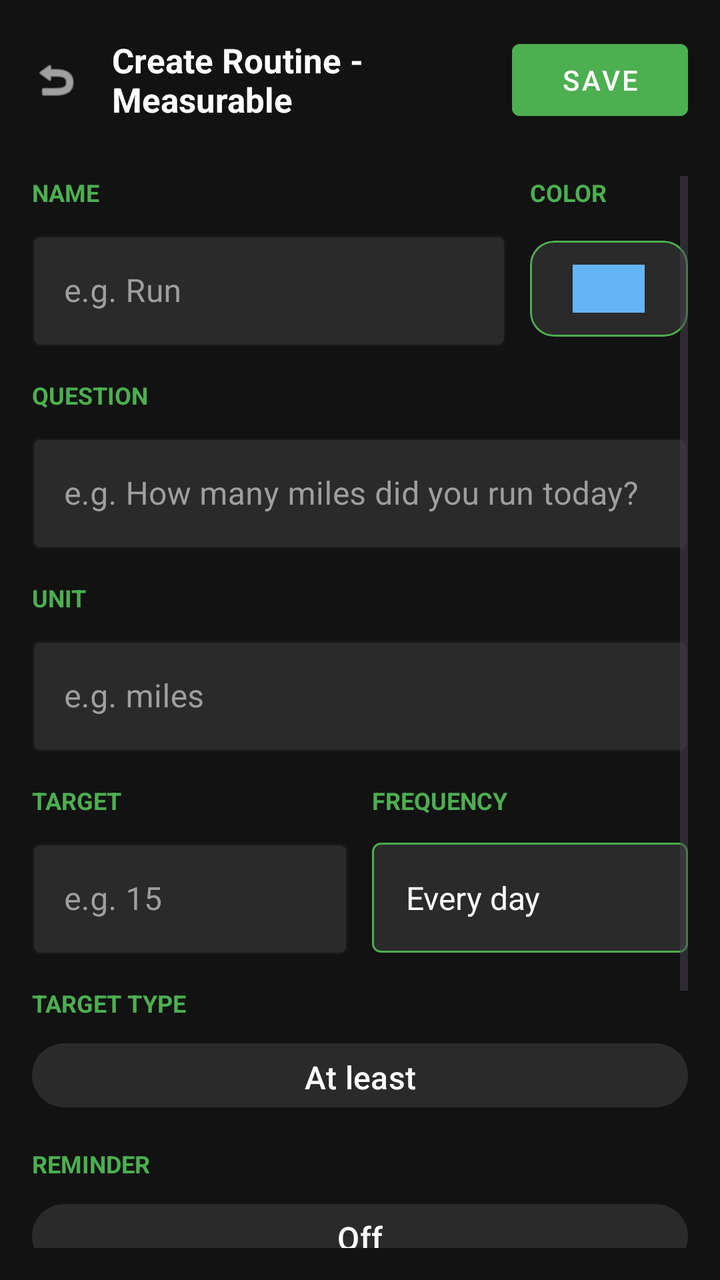
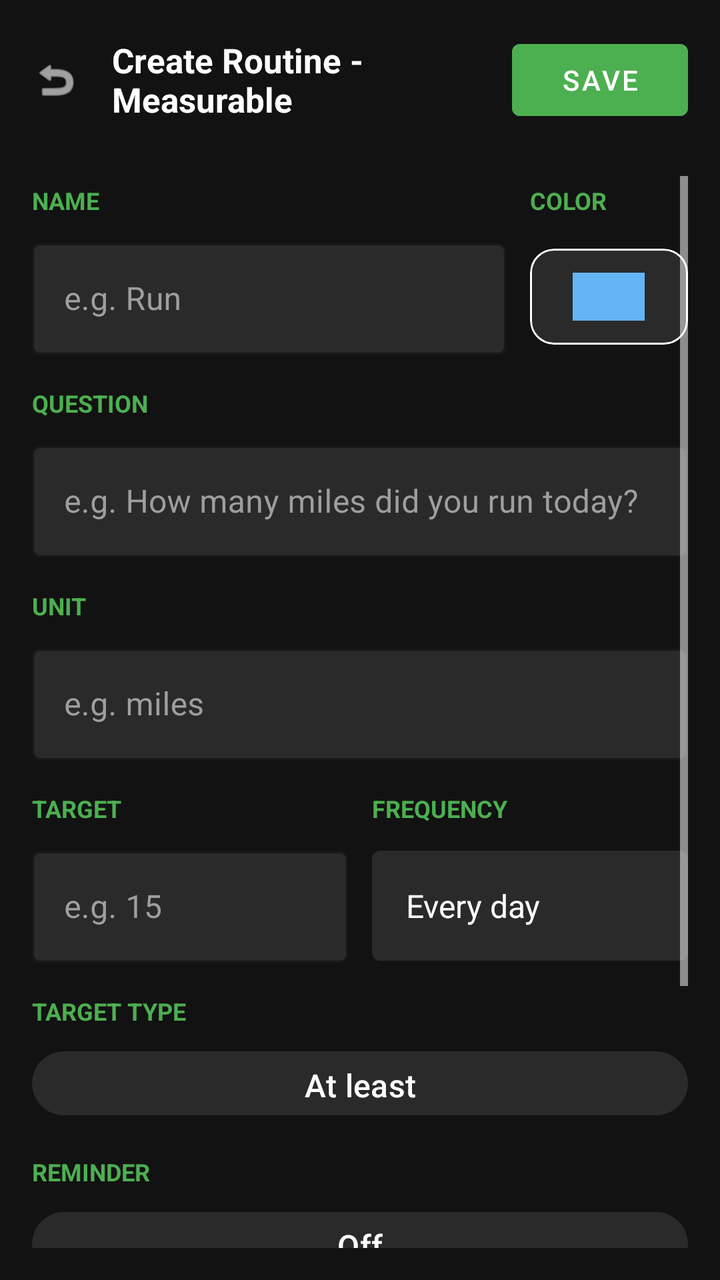

Compare the two renders of this Android layout. The source of the first and the diff that turns it into the second are given below.
<!-- AndroidManifest.xml: application theme Theme.PBD3FinalCapstone -->
<!-- res/layout/activity_create_measurable.xml -->
<?xml version="1.0" encoding="utf-8"?>
<LinearLayout xmlns:android="http://schemas.android.com/apk/res/android"
    xmlns:app="http://schemas.android.com/apk/res-auto"
    android:layout_width="match_parent"
    android:layout_height="match_parent"
    android:background="#121212"
    android:orientation="vertical"
    android:padding="16dp">

    <LinearLayout
        android:layout_width="match_parent"
        android:layout_height="wrap_content"
        android:gravity="center_vertical"
        android:layout_marginBottom="24dp"
        android:orientation="horizontal">

        <ImageView
            android:id="@+id/btnBack"
            android:layout_width="24dp"
            android:layout_height="24dp"
            android:src="@android:drawable/ic_menu_revert"
            android:contentDescription="Back"
            app:tint="#FFFFFF" />

        <TextView
            android:layout_width="0dp"
            android:layout_height="wrap_content"
            android:layout_marginStart="16dp"
            android:layout_weight="1"
            android:text="Create Routine - Measurable"
            android:textColor="#FFFFFF"
            android:textSize="17sp"
            android:textStyle="bold" />

        <com.google.android.material.button.MaterialButton
            android:id="@+id/btnSave"
            style="@style/Widget.MaterialComponents.Button"
            android:layout_width="wrap_content"
            android:layout_height="wrap_content"
            android:backgroundTint="#4CAF50"
            android:text="SAVE"
            android:textColor="#FFFFFF" />
    </LinearLayout>

    <ScrollView
        android:layout_width="match_parent"
        android:layout_height="match_parent">

        <LinearLayout
            android:layout_width="match_parent"
            android:layout_height="wrap_content"
            android:orientation="vertical">

            
            <LinearLayout
                android:layout_width="match_parent"
                android:layout_height="wrap_content"
                android:layout_marginBottom="16dp"
                android:baselineAligned="false"
                android:orientation="horizontal">

                <LinearLayout
                    android:layout_width="0dp"
                    android:layout_height="wrap_content"
                    android:layout_marginEnd="12dp"
                    android:layout_weight="3"
                    android:orientation="vertical">

                    <TextView
                        android:layout_width="wrap_content"
                        android:layout_height="wrap_content"
                        android:layout_marginBottom="8dp"
                        android:text="NAME"
                        android:textColor="#4CAF50"
                        android:textSize="12sp"
                        android:textStyle="bold" />

                    <com.google.android.material.textfield.TextInputLayout
                        style="@style/Widget.MaterialComponents.TextInputLayout.OutlinedBox"
                        android:layout_width="match_parent"
                        android:layout_height="wrap_content"
                        app:boxStrokeColor="#4CAF50"
                        app:hintTextColor="#FFFFFF"
                        android:textColorHint="#9E9E9E"
                        app:boxBackgroundColor="#2A2A2A">

                        <com.google.android.material.textfield.TextInputEditText
                            android:id="@+id/inputName"
                            android:layout_width="match_parent"
                            android:layout_height="wrap_content"
                            android:hint="e.g. Run"
                            android:textColor="#FFFFFF"
                            android:textColorHint="#FFFFFF" />
                    </com.google.android.material.textfield.TextInputLayout>
                </LinearLayout>

                
                <LinearLayout
                    android:layout_width="0dp"
                    android:layout_height="wrap_content"
                    android:layout_weight="1"
                    android:orientation="vertical">

                    <TextView
                        android:layout_width="wrap_content"
                        android:layout_height="wrap_content"
                        android:layout_marginBottom="8dp"
                        android:text="COLOR"
                        android:textColor="#4CAF50"
                        android:textSize="12sp"
                        android:textStyle="bold" />

                    <com.google.android.material.card.MaterialCardView
                        android:layout_width="match_parent"
                        android:layout_height="wrap_content"
                        app:cardBackgroundColor="#2A2A2A"
                        app:cardElevation="0dp"
                        app:strokeColor="#4CAF50"
                        app:strokeWidth="1dp"
                        android:layout_marginTop="8dp">

                        <LinearLayout
                            android:layout_width="match_parent"
                            android:layout_height="wrap_content"
                            android:gravity="center"
                            android:orientation="vertical"
                            android:padding="12dp">

                            <View
                                android:id="@+id/colorPreview"
                                android:layout_width="36dp"
                                android:layout_height="24dp"
                                android:background="#64B5F6" />
                        </LinearLayout>
                    </com.google.android.material.card.MaterialCardView>
                </LinearLayout>
            </LinearLayout>

            
            <LinearLayout
                android:layout_width="match_parent"
                android:layout_height="wrap_content"
                android:layout_marginBottom="16dp"
                android:orientation="vertical">

                <TextView
                    android:layout_width="wrap_content"
                    android:layout_height="wrap_content"
                    android:layout_marginBottom="8dp"
                    android:text="QUESTION"
                    android:textColor="#4CAF50"
                    android:textSize="12sp"
                    android:textStyle="bold" />

                <com.google.android.material.textfield.TextInputLayout
                    style="@style/Widget.MaterialComponents.TextInputLayout.OutlinedBox"
                    android:layout_width="match_parent"
                    android:layout_height="wrap_content"
                    app:boxStrokeColor="#4CAF50"
                    android:textColorHint="#9E9E9E"
                    app:boxBackgroundColor="#2A2A2A">

                    <com.google.android.material.textfield.TextInputEditText
                        android:id="@+id/inputQuestion"
                        android:layout_width="match_parent"
                        android:layout_height="wrap_content"
                        android:hint="e.g. How many miles did you run today?"
                        android:textColor="#FFFFFF"
                        android:textColorHint="#FFFFFF" />
                </com.google.android.material.textfield.TextInputLayout>
            </LinearLayout>

            
            <LinearLayout
                android:layout_width="match_parent"
                android:layout_height="wrap_content"
                android:layout_marginBottom="16dp"
                android:orientation="vertical">

                <TextView
                    android:layout_width="wrap_content"
                    android:layout_height="wrap_content"
                    android:layout_marginBottom="8dp"
                    android:text="UNIT"
                    android:textColor="#4CAF50"
                    android:textSize="12sp"
                    android:textStyle="bold" />

                <com.google.android.material.textfield.TextInputLayout
                    style="@style/Widget.MaterialComponents.TextInputLayout.OutlinedBox"
                    android:layout_width="match_parent"
                    android:layout_height="wrap_content"
                    app:boxStrokeColor="#4CAF50"
                    android:textColorHint="#9E9E9E"
                    app:boxBackgroundColor="#2A2A2A">

                    <com.google.android.material.textfield.TextInputEditText
                        android:id="@+id/inputUnit"
                        android:layout_width="match_parent"
                        android:layout_height="wrap_content"
                        android:hint="e.g. miles"
                        android:textColor="#FFFFFF"
                        android:textColorHint="#9E9E9E" />
                </com.google.android.material.textfield.TextInputLayout>
            </LinearLayout>

            
            <LinearLayout
                android:layout_width="match_parent"
                android:layout_height="wrap_content"
                android:layout_marginBottom="16dp"
                android:orientation="horizontal">

                
                <LinearLayout
                    android:layout_width="0dp"
                    android:layout_height="wrap_content"
                    android:layout_marginEnd="12dp"
                    android:layout_weight="1"
                    android:orientation="vertical">

                    <TextView
                        android:layout_width="wrap_content"
                        android:layout_height="wrap_content"
                        android:layout_marginBottom="8dp"
                        android:text="TARGET"
                        android:textColor="#4CAF50"
                        android:textSize="12sp"
                        android:textStyle="bold" />

                    <com.google.android.material.textfield.TextInputLayout
                        style="@style/Widget.MaterialComponents.TextInputLayout.OutlinedBox"
                        android:layout_width="match_parent"
                        android:layout_height="wrap_content"
                        app:boxStrokeColor="#4CAF50"
                        android:textColorHint="#9E9E9E"
                        app:boxBackgroundColor="#2A2A2A">

                        <com.google.android.material.textfield.TextInputEditText
                            android:id="@+id/inputTarget"
                            android:layout_width="match_parent"
                            android:layout_height="wrap_content"
                            android:hint="e.g. 15"
                            android:inputType="number"
                            android:textColor="#FFFFFF"
                            android:textColorHint="#9E9E9E"
                            android:paddingStart="17dp"
                            android:paddingEnd="8dp"/>
                    </com.google.android.material.textfield.TextInputLayout>
                </LinearLayout>

                
                <LinearLayout
                    android:layout_width="0dp"
                    android:layout_height="wrap_content"
                    android:layout_weight="1"
                    android:orientation="vertical">

                    <TextView
                        android:layout_width="wrap_content"
                        android:layout_height="wrap_content"
                        android:layout_marginBottom="8dp"
                        android:text="FREQUENCY"
                        android:textColor="#4CAF50"
                        android:textSize="12sp"
                        android:textStyle="bold" />

                    <com.google.android.material.textfield.TextInputLayout
                        style="@style/Widget.MaterialComponents.TextInputLayout.OutlinedBox"
                        android:layout_width="match_parent"
                        android:layout_height="wrap_content"
                        app:boxStrokeColor="#4CAF50"
                        android:textColorHint="#9E9E9E"
                        app:boxBackgroundColor="#2A2A2A">

                        <TextView
                            android:id="@+id/btnFrequency"
                            android:layout_width="match_parent"
                            android:layout_height="55dp"
                            android:layout_marginTop="5dp"
                            android:background="@drawable/border_box"
                            android:gravity="center_vertical"
                            android:paddingStart="17dp"
                            android:paddingEnd="8dp"
                            android:text="Every day"
                            android:textColor="#FFFFFF"
                            android:textSize="16sp" />
                    </com.google.android.material.textfield.TextInputLayout>
                </LinearLayout>
            </LinearLayout>

            
            <LinearLayout
                android:layout_width="match_parent"
                android:layout_height="wrap_content"
                android:layout_marginBottom="16dp"
                android:orientation="vertical">

                <TextView
                    android:layout_width="wrap_content"
                    android:layout_height="wrap_content"
                    android:layout_marginBottom="8dp"
                    android:text="TARGET TYPE"
                    android:textColor="#4CAF50"
                    android:textSize="12sp"
                    android:textStyle="bold" />

                <com.google.android.material.textfield.TextInputLayout
                    style="@style/Widget.MaterialComponents.TextInputLayout.OutlinedBox"
                    android:layout_width="match_parent"
                    android:layout_height="wrap_content"
                    app:boxStrokeColor="#4CAF50"
                    app:boxBackgroundColor="#2A2A2A">

                    <com.google.android.material.button.MaterialButton
                        android:id="@+id/inputTargetType"
                        android:layout_width="match_parent"
                        android:layout_height="40dp"
                        android:text="At least"
                        android:textSize="16sp"
                        android:textColor="#FFFFFF"
                        android:paddingStart="17dp"
                        android:paddingEnd="8dp"
                        app:strokeColor="#4CAF50"
                        app:backgroundTint="#2A2A2A"
                        />
                </com.google.android.material.textfield.TextInputLayout>
            </LinearLayout>

            
            <LinearLayout
                android:layout_width="match_parent"
                android:layout_height="wrap_content"
                android:layout_marginBottom="16dp"
                android:orientation="vertical">

                <TextView
                    android:layout_width="wrap_content"
                    android:layout_height="wrap_content"
                    android:layout_marginBottom="8dp"
                    android:text="REMINDER"
                    android:textColor="#4CAF50"
                    android:textSize="12sp"
                    android:textStyle="bold" />

                <com.google.android.material.textfield.TextInputLayout
                    style="@style/Widget.MaterialComponents.TextInputLayout.OutlinedBox"
                    android:layout_width="match_parent"
                    android:layout_height="wrap_content"
                    app:boxStrokeColor="#4CAF50"
                    app:boxBackgroundColor="#2A2A2A">

                    <com.google.android.material.button.MaterialButton
                        android:id="@+id/btnReminder"
                        android:layout_width="match_parent"
                        android:layout_height="40dp"
                        android:text="Off"
                        android:textSize="16sp"
                        android:textColor="#FFFFFF"
                        app:strokeColor="#4CAF50"
                        app:backgroundTint="#2A2A2A"
                        android:paddingStart="17dp"
                        android:paddingEnd="8dp" />
                </com.google.android.material.textfield.TextInputLayout>
            </LinearLayout>

            
            <LinearLayout
                android:layout_width="match_parent"
                android:layout_height="wrap_content"
                android:layout_marginBottom="16dp"
                android:orientation="vertical">

                <TextView
                    android:layout_width="wrap_content"
                    android:layout_height="wrap_content"
                    android:layout_marginBottom="8dp"
                    android:text="NOTES"
                    android:textColor="#4CAF50"
                    android:textSize="12sp"
                    android:textStyle="bold" />

                <com.google.android.material.textfield.TextInputLayout
                    style="@style/Widget.MaterialComponents.TextInputLayout.OutlinedBox"
                    android:layout_width="match_parent"
                    android:layout_height="wrap_content"
                    app:boxBackgroundColor="#2A2A2A"
                    app:boxStrokeColor="#4CAF50"
                    android:textColorHint="#9E9E9E">

                    <com.google.android.material.textfield.TextInputEditText
                        android:id="@+id/inputNotes"
                        android:layout_width="match_parent"
                        android:layout_height="wrap_content"
                        android:gravity="top|start"
                        android:hint="(Optional)"
                        android:minLines="3"
                        android:textColor="#9E9E9E"
                        android:textColorHint="#9E9E9E" />
                </com.google.android.material.textfield.TextInputLayout>
            </LinearLayout>

        </LinearLayout>
    </ScrollView>
</LinearLayout>
<!-- resources referenced by this layout -->
<resources>
  <!-- drawable border_box (drawable) -->
  <?xml version="1.0" encoding="utf-8"?>
  <shape xmlns:android="http://schemas.android.com/apk/res/android">
      <stroke android:width="1dp" android:color="#4CAF50" />
      <solid android:color="#2A2A2A" />
      <corners android:radius="4dp" />
  </shape>
  <style name="Theme.PBD3FinalCapstone" parent="Base.Theme.PBD3FinalCapstone" />
  <style name="Base.Theme.PBD3FinalCapstone" parent="Theme.Material3.DayNight.NoActionBar">
          
          
      </style>
</resources>

<!-- the commit's change to res/layout/activity_create_measurable.xml (unified diff, before → after) -->
@@ -70,6 +70,7 @@
                         android:layout_width="wrap_content"
                         android:layout_height="wrap_content"
                         android:layout_marginBottom="8dp"
+                        android:layout_marginTop="4dp"
                         android:text="NAME"
                         android:textColor="#4CAF50"
                         android:textSize="12sp"
@@ -90,7 +91,9 @@
                             android:layout_height="wrap_content"
                             android:hint="e.g. Run"
                             android:textColor="#FFFFFF"
-                            android:textColorHint="#FFFFFF" />
+                            android:textColorHint="#FFFFFF"
+                            android:textCursorDrawable="@null"
+                            />
                     </com.google.android.material.textfield.TextInputLayout>
                 </LinearLayout>
 
@@ -105,6 +108,7 @@
                         android:layout_width="wrap_content"
                         android:layout_height="wrap_content"
                         android:layout_marginBottom="8dp"
+                        android:layout_marginTop="4dp"
                         android:text="COLOR"
                         android:textColor="#4CAF50"
                         android:textSize="12sp"
@@ -115,7 +119,7 @@
                         android:layout_height="wrap_content"
                         app:cardBackgroundColor="#2A2A2A"
                         app:cardElevation="0dp"
-                        app:strokeColor="#4CAF50"
+                        app:strokeColor="#FFFFFF"
                         app:strokeWidth="1dp"
                         android:layout_marginTop="8dp">
 
@@ -166,7 +170,9 @@
                         android:layout_height="wrap_content"
                         android:hint="e.g. How many miles did you run today?"
                         android:textColor="#FFFFFF"
-                        android:textColorHint="#FFFFFF" />
+                        android:textColorHint="#FFFFFF"
+                        android:textCursorDrawable="@null"
+                        />
                 </com.google.android.material.textfield.TextInputLayout>
             </LinearLayout>
 
@@ -200,7 +206,9 @@
                         android:layout_height="wrap_content"
                         android:hint="e.g. miles"
                         android:textColor="#FFFFFF"
-                        android:textColorHint="#9E9E9E" />
+                        android:textColorHint="#9E9E9E"
+                        android:textCursorDrawable="@null"
+                        />
                 </com.google.android.material.textfield.TextInputLayout>
             </LinearLayout>
 
@@ -245,7 +253,9 @@
                             android:textColor="#FFFFFF"
                             android:textColorHint="#9E9E9E"
                             android:paddingStart="17dp"
-                            android:paddingEnd="8dp"/>
+                            android:paddingEnd="8dp"
+                            android:textCursorDrawable="@null"
+                            />
                     </com.google.android.material.textfield.TextInputLayout>
                 </LinearLayout>
 
@@ -269,7 +279,6 @@
                         style="@style/Widget.MaterialComponents.TextInputLayout.OutlinedBox"
                         android:layout_width="match_parent"
                         android:layout_height="wrap_content"
-                        app:boxStrokeColor="#4CAF50"
                         android:textColorHint="#9E9E9E"
                         app:boxBackgroundColor="#2A2A2A">
 
@@ -309,7 +318,6 @@
                     style="@style/Widget.MaterialComponents.TextInputLayout.OutlinedBox"
                     android:layout_width="match_parent"
                     android:layout_height="wrap_content"
-                    app:boxStrokeColor="#4CAF50"
                     app:boxBackgroundColor="#2A2A2A">
 
                     <com.google.android.material.button.MaterialButton
@@ -396,7 +404,9 @@
                         android:hint="(Optional)"
                         android:minLines="3"
                         android:textColor="#9E9E9E"
-                        android:textColorHint="#9E9E9E" />
+                        android:textColorHint="#9E9E9E"
+                        android:textCursorDrawable="@null"
+                        />
                 </com.google.android.material.textfield.TextInputLayout>
             </LinearLayout>
 
<!-- resource entries referenced after the edit -->
@@ -3,7 +3,6 @@
   <!-- drawable border_box (drawable) -->
   <?xml version="1.0" encoding="utf-8"?>
   <shape xmlns:android="http://schemas.android.com/apk/res/android">
-      <stroke android:width="1dp" android:color="#4CAF50" />
       <solid android:color="#2A2A2A" />
       <corners android:radius="4dp" />
   </shape>
@@ -11,6 +10,20 @@
   <style name="Base.Theme.PBD3FinalCapstone" parent="Theme.Material3.DayNight.NoActionBar">
           
           
+  
+          <item name="android:statusBarColor">#EC5454</item>
+          <item name="colorPrimary">#FFFFFF</item>
+          <item name="colorPrimaryVariant">#FFFFFF</item>
+          <item name="colorSecondary">#FFFFFF</item>
+          <item name="colorSecondaryVariant">#FFFFFF</item>
+          <item name="colorAccent">#FFFFFF</item>
+          <item name="android:colorControlActivated">#FFFFFF</item>
+          <item name="android:colorControlHighlight">#FFFFFF</item>
+          <item name="android:colorPrimary">#FFFFFF</item>
+          <item name="android:textColorPrimary">#FFFFFF</item>
+          <item name="android:textColorSecondary">#FFFFFF</item>
+          <item name="android:editTextColor">#FFFFFF</item>
+          <item name="android:textColorHint">#9E9E9E</item>
       </style>
 </resources>
 
